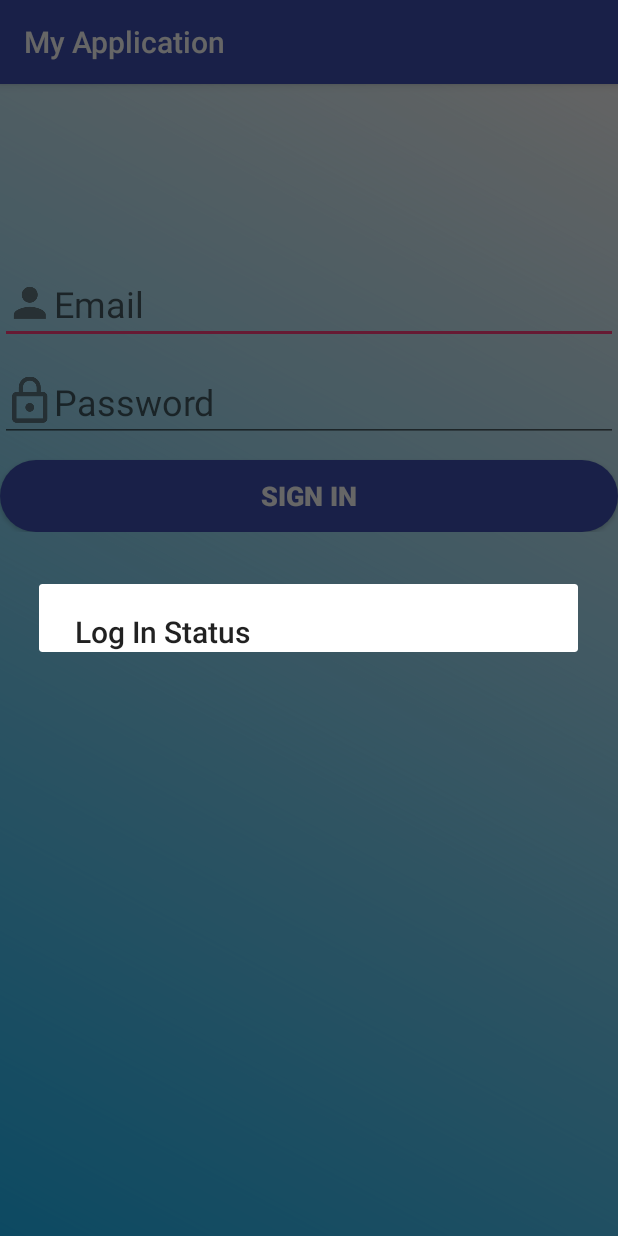
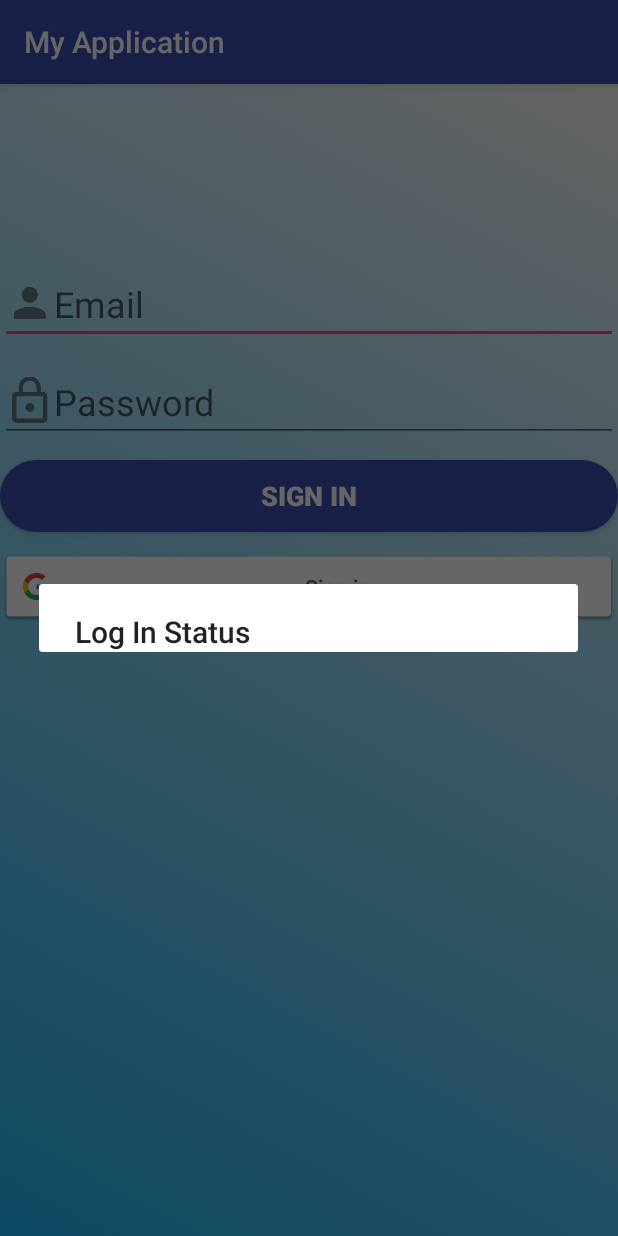
Before and after one commit to jevuu/e-ceipt, an Android app: the screen it shows after launch (MainActivity), after a tap on "SIGN IN", on a phone screen of 412 x 824 dp. Run offline under Robolectric (Android 15) with nearby library versions, the phone set to English and light mode, and no system bars.

Commit message:
added G Buttons
Added Google button, no functionality yet

```diff
--- a/app/src/main/java/com/example/d8/myapplication/MainActivity.java
+++ b/app/src/main/java/com/example/d8/myapplication/MainActivity.java
@@ -26,4 +26,3 @@ public class MainActivity extends AppCompatActivity {
         bgWorker.execute(type, userString, passString);
     }
 }
-John
--- a/app/src/main/res/layout/activity_main.xml
+++ b/app/src/main/res/layout/activity_main.xml
@@ -50,11 +50,29 @@
             android:layout_height="match_parent"
             android:layout_marginTop="12dp"
             android:background="@drawable/btn_roundcorner"
+            android:onClick="onLogin"
             android:padding="2dp"
-            android:onClick="onLogin"
+            android:paddingBottom="12dp"
             android:text="@string/main_login"
             android:textColor="@android:color/background_light"
             android:textSize="18sp"
             android:textStyle="bold" />
+
+
+        <LinearLayout
+            android:layout_width="match_parent"
+            android:layout_height="wrap_content"
+            android:orientation="horizontal">
+
+
+            <com.google.android.gms.common.SignInButton
+                android:id="@+id/sign_in_button"
+                android:layout_width="match_parent"
+                android:layout_height="wrap_content"
+                android:layout_marginTop="12dp" />
+
+        </LinearLayout>
+
     </LinearLayout>
+
 </android.support.constraint.ConstraintLayout>
--- a/app/src/main/res/values/strings.xml
+++ b/app/src/main/res/values/strings.xml
@@ -1,5 +1,6 @@
 <resources>
     <string name="app_name">My Application</string>
+    <string name="main_GAccountLogin">Sign In with Google</string>
     <string name="main_login">Sign In</string>
     <string name="main_hint_uid">Email</string>
     <string name="main_hint_pwd">Password</string>
```
Also changed, not shown: app/src/main/res/drawable-hdpi/ic_main_logo.png (added), app/src/main/res/drawable-mdpi/ic_main_logo.png (added), app/src/main/res/drawable-xhdpi/ic_main_logo.png (added), app/src/main/res/drawable-xxhdpi/ic_main_logo.png (added).
